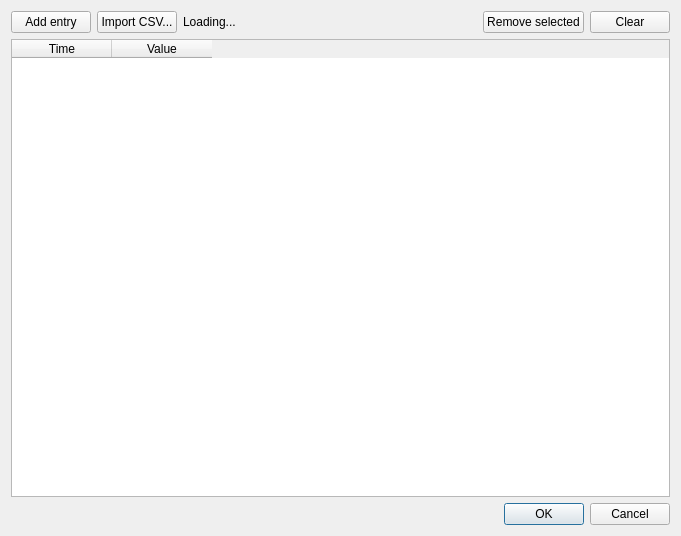
This is src/ui/time_series_dialog.ui in IPH-ECO/iph-eco-gui as Qt 5 draws it before an edit. The edited form follows.
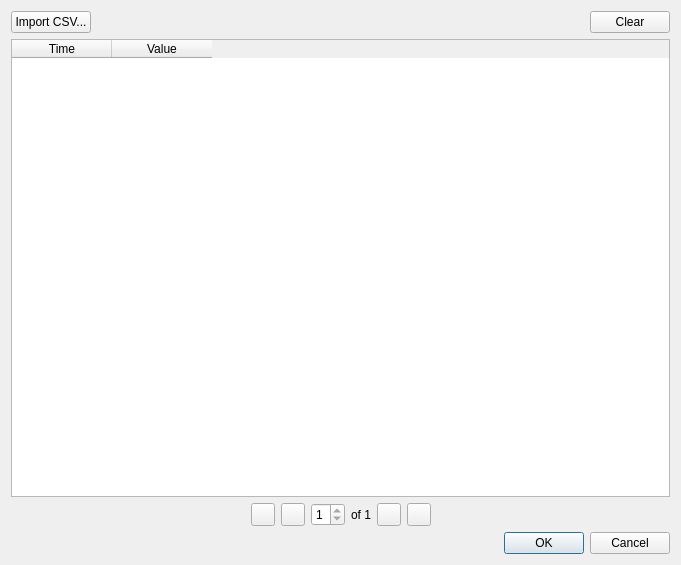
This is the edited form. Icons and pictures are not drawn.

Commit message: Time series pagination

Patch:
```diff
--- a/src/ui/time_series_dialog.ui
+++ b/src/ui/time_series_dialog.ui
@@ -7,7 +7,7 @@
     <x>0</x>
     <y>0</y>
     <width>681</width>
-    <height>536</height>
+    <height>565</height>
    </rect>
   </property>
   <property name="windowTitle">
@@ -16,17 +16,6 @@
   <layout class="QVBoxLayout" name="verticalLayout">
    <item>
     <layout class="QHBoxLayout" name="horizontalLayout">
-     <item>
-      <widget class="QPushButton" name="btnAddEntry">
-       <property name="text">
-        <string>Add entry</string>
-       </property>
-       <property name="icon">
-        <iconset resource="../../icons.qrc">
-         <normaloff>:/icons/list-add.png</normaloff>:/icons/list-add.png</iconset>
-       </property>
-      </widget>
-     </item>
      <item>
       <widget class="QPushButton" name="btnImportCSV">
        <property name="text">
@@ -38,13 +27,6 @@
        </property>
       </widget>
      </item>
-     <item>
-      <widget class="QLabel" name="lblLoading">
-       <property name="text">
-        <string>Loading...</string>
-       </property>
-      </widget>
-     </item>
      <item>
       <spacer name="horizontalSpacer">
        <property name="orientation">
@@ -58,17 +40,6 @@
        </property>
       </spacer>
      </item>
-     <item>
-      <widget class="QPushButton" name="btnRemoveSelected">
-       <property name="text">
-        <string>Remove selected</string>
-       </property>
-       <property name="icon">
-        <iconset resource="../../icons.qrc">
-         <normaloff>:/icons/list-delete.png</normaloff>:/icons/list-delete.png</iconset>
-       </property>
-      </widget>
-     </item>
      <item>
       <widget class="QPushButton" name="btnClear">
        <property name="text">
@@ -96,6 +67,97 @@
      </column>
     </widget>
    </item>
+   <item>
+    <layout class="QHBoxLayout" name="horizontalLayout_2">
+     <item>
+      <spacer name="horizontalSpacer_2">
+       <property name="orientation">
+        <enum>Qt::Horizontal</enum>
+       </property>
+       <property name="sizeHint" stdset="0">
+        <size>
+         <width>40</width>
+         <height>20</height>
+        </size>
+       </property>
+      </spacer>
+     </item>
+     <item>
+      <widget class="QToolButton" name="btnFirstPage">
+       <property name="text">
+        <string/>
+       </property>
+       <property name="icon">
+        <iconset resource="../../icons.qrc">
+         <normaloff>:/icons/first-frame.png</normaloff>:/icons/first-frame.png</iconset>
+       </property>
+      </widget>
+     </item>
+     <item>
+      <widget class="QToolButton" name="btnPreviousPage">
+       <property name="text">
+        <string/>
+       </property>
+       <property name="icon">
+        <iconset resource="../../icons.qrc">
+         <normaloff>:/icons/previous-frame.png</normaloff>:/icons/previous-frame.png</iconset>
+       </property>
+      </widget>
+     </item>
+     <item>
+      <widget class="QSpinBox" name="spxCurrentPage">
+       <property name="minimum">
+        <number>1</number>
+       </property>
+       <property name="maximum">
+        <number>1</number>
+       </property>
+      </widget>
+     </item>
+     <item>
+      <widget class="QLabel" name="lblPagesTotal">
+       <property name="text">
+        <string>of 1</string>
+       </property>
+      </widget>
+     </item>
+     <item>
+      <widget class="QToolButton" name="btnNextPage">
+       <property name="text">
+        <string/>
+       </property>
+       <property name="icon">
+        <iconset resource="../../icons.qrc">
+         <normaloff>:/icons/next-frame.png</normaloff>:/icons/next-frame.png</iconset>
+       </property>
+      </widget>
+     </item>
+     <item>
+      <widget class="QToolButton" name="btnLastPage">
+       <property name="text">
+        <string/>
+       </property>
+       <property name="icon">
+        <iconset resource="../../icons.qrc">
+         <normaloff>:/icons/last-frame.png</normaloff>:/icons/last-frame.png</iconset>
+       </property>
+      </widget>
+     </item>
+     <item>
+      <spacer name="horizontalSpacer_3">
+       <property name="orientation">
+        <enum>Qt::Horizontal</enum>
+       </property>
+       <property name="sizeHint" stdset="0">
+        <size>
+         <width>40</width>
+         <height>20</height>
+        </size>
+       </property>
+      </spacer>
+     </item>
+    </layout>
+   </item>
    <item>
     <widget class="QDialogButtonBox" name="buttonBox">
      <property name="orientation">
```
Left out of the diff: 10 changed lines with no effect on the pictures. The commit also changes 9 other files.
